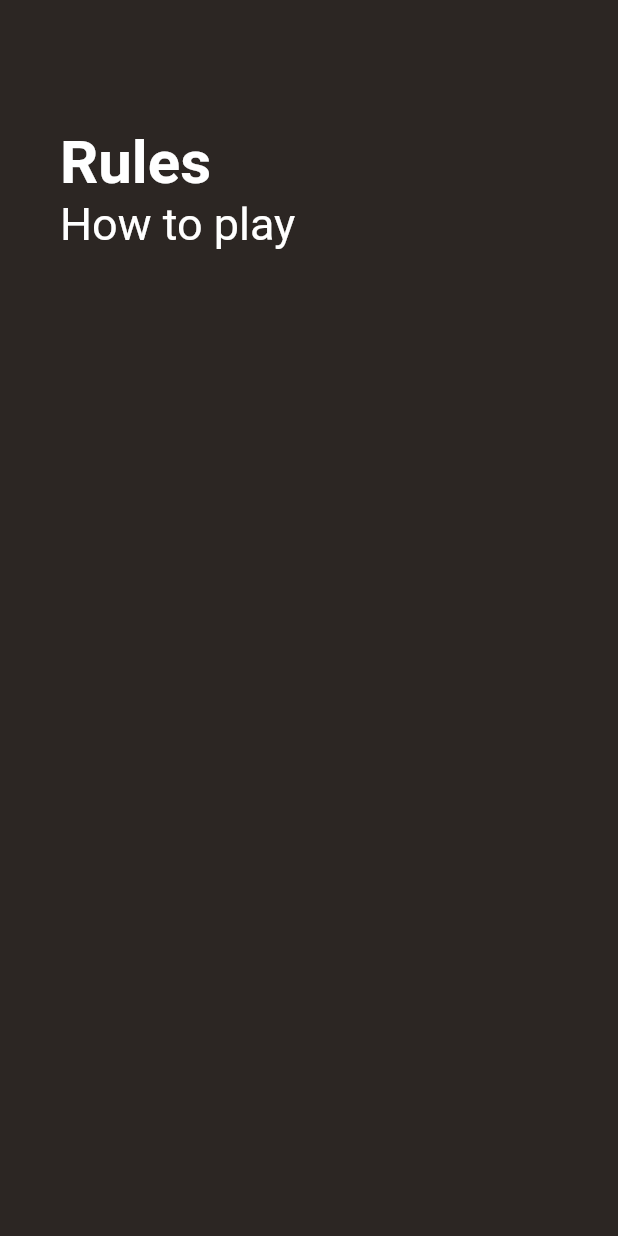
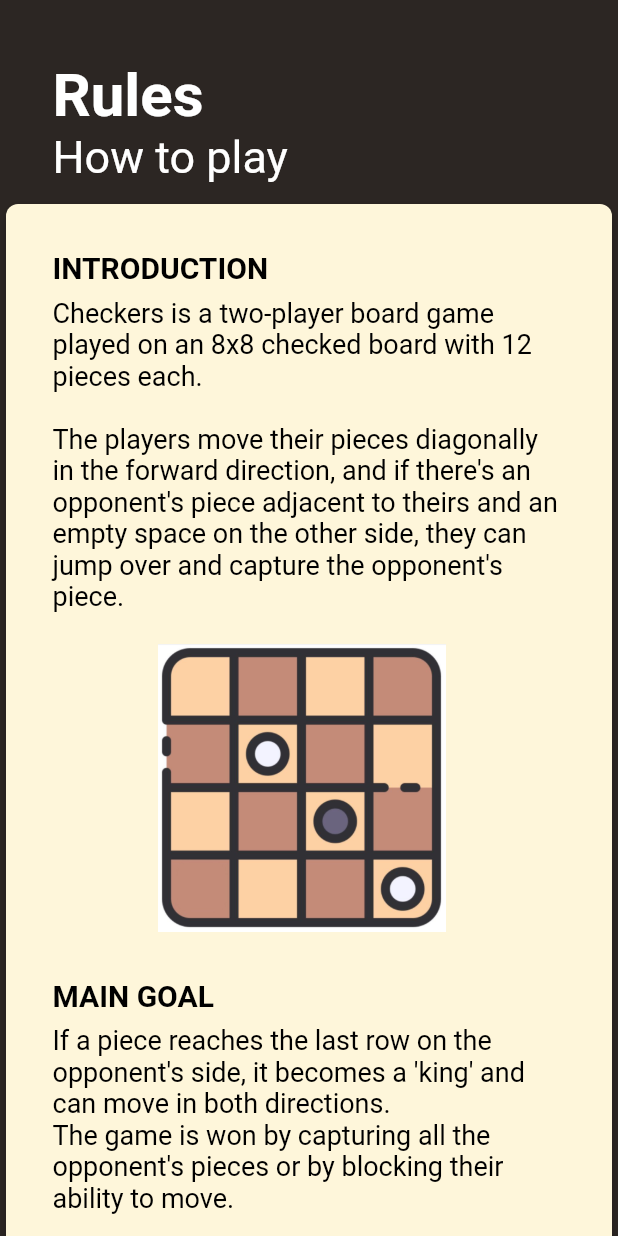
Before and after one commit to ElinaBarabas/Checkers-Bachelor-Thesis, a Flutter app: the Rules screen opened by its route, on a phone screen of 412 x 824 dp. Run offline on Flutter 3.47's test engine with Material 2 defaults, Android fonts, the phone set to English and light mode, and no system bars.

Commit message:
rules page was added

```diff
--- a/checkers/lib/screens/rules.dart
+++ b/checkers/lib/screens/rules.dart
@@ -22,29 +22,121 @@ class _RulesState extends State<Rules> {
 
   @override
   Widget build(BuildContext context) {
-    return Scaffold(
-        body: Stack(children: [
-          _backgroundImage(),
-          Column(
-            children: [
-              const SizedBox(
-                height: 45,
+    return SafeArea(
+      child: Scaffold(
+        backgroundColor: const Color(0xFF2C2623),
+        body: SingleChildScrollView(
+          child: Column(
+                children: [
+                      _headerView(),
+                      Card(
+                        color: const Color.fromRGBO(254, 246, 218, 1),
+                        shape: RoundedRectangleBorder(
+                          borderRadius: BorderRadius.circular(8.0),
+                        ),
+                        elevation: 4,
+                        child: Padding(
+                          padding: const EdgeInsets.all(15.0),
+                          child: Row(
+                            crossAxisAlignment: CrossAxisAlignment.center,
+                            children: [
+                              Expanded(
+                                flex: 2,
+                                child: Padding(
+                                  padding: const EdgeInsets.all(16.0),
+                                  child: Column(
+                                    mainAxisAlignment: MainAxisAlignment.start,
+                                    crossAxisAlignment: CrossAxisAlignment.start,
+                                    children: [
+                                      const Text(
+                                        "INTRODUCTION",
+                                        style: TextStyle(
+                                            color: Colors.black,
+                                            fontSize: 20,
+                                            fontWeight: FontWeight.bold),
+                                      ),
+                                      const SizedBox(
+                                        height: 8,
+                                      ),
+                                      const Text(
+                                        "Checkers is a two-player board game played on an 8x8 checked board with 12 pieces each."
+                                            "\n\nThe players move their pieces diagonally in the forward direction, and if there's an opponent's piece adjacent to theirs and an empty space on the other side, they can jump over and capture the opponent's piece. \n",
+                                        style: TextStyle(
+                                          color: Colors.black,
+                                          fontSize: 18,
+                                        ),
+                                      ),
+                                      Padding(
+                                        padding: const EdgeInsets.only(left: 70.0),
+                                        child: Image.asset(
+                                          "assets/images/checkers1.jpg",
+                                          scale: 5,
+                                        ),
+                                      ),
+                                      const SizedBox(
+                                        height: 8,
+                                      ),
+                                      const Text(
+                                        "\nMAIN GOAL",
+                                        style: TextStyle(
+                                            color: Colors.black,
+                                            fontSize: 20,
+                                            fontWeight: FontWeight.bold),
+                                      ),
+                                      const SizedBox(
+                                        height: 8,
+                                      ),
+                                      const Text(
+                                        "If a piece reaches the last row on the opponent's side, it becomes a 'king' and can move in both directions."
+                                            "\nThe game is won by capturing all the opponent's pieces or by blocking their ability to move.\n",
+                                        style: TextStyle(
+                                          color: Colors.black,
+                                          fontSize: 18,
+                                        ),
+                                      ),
+                                      Padding(
+                                        padding: const EdgeInsets.only(left: 70.0),
+                                        child: Image.asset(
+                                          "assets/images/checkers2.jpg",
+                                          scale: 5,
+                                        ),
+                                      ),
+                                      const Text(
+                                        "\nSTRATEGY",
+                                        style: TextStyle(
+                                            color: Colors.black,
+                                            fontSize: 20,
+                                            fontWeight: FontWeight.bold),
+                                      ),
+                                      const SizedBox(
+                                        height: 8,
+                                      ),
+                                      const Text(
+                                        "It's a good strategy to sacrifice one piece to capture two, keep pieces on the sides to avoid being jumped, and avoid bunching all pieces in the middle. Planning ahead and practicing can also help improve the game.",
+                                        style: TextStyle(
+                                          color: Colors.black,
+                                          fontSize: 18,
+                                        ),
+                                      ),
+                                    ],
+                                  ),
+                                ),
+                              )
+                            ],
+                          ),
+                        ),
+                      )
+                      // _bottomView(context),
+                    ],
+                  )
               ),
-              _headerView()],
           ),
-          // _bottomView(context),
-        ]));
-  }
-
-  Widget _backgroundImage() {
-    return Container(
-        color: const Color(0xFF2C2623)
     );
   }
 
   Widget _headerView() {
     return Padding(
-      padding: const EdgeInsets.all(40.0),
+      padding: const EdgeInsets.only(left: 35.0, right: 40.0, top: 40.0, bottom: 10.0),
       child: Row(
         mainAxisAlignment: MainAxisAlignment.spaceBetween,
         crossAxisAlignment: CrossAxisAlignment.center,
```
Also changed, not shown: checkers/assets/images/checker-board (1).png (added), checkers/assets/images/checkers-rules.png (added), checkers/assets/images/checkers1.jpg (added), checkers/assets/images/checkers2.jpg (added).
